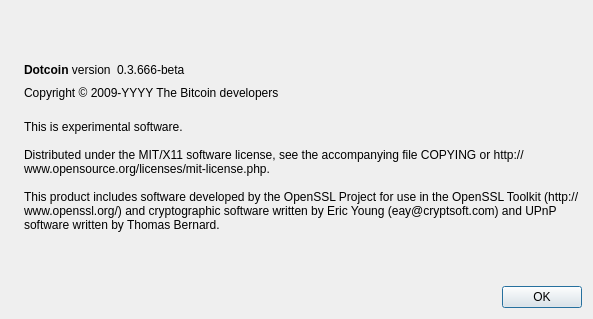
Qt form src/qt/forms/aboutdialog.ui (CryptopiaNZ/DOT) before a commit.
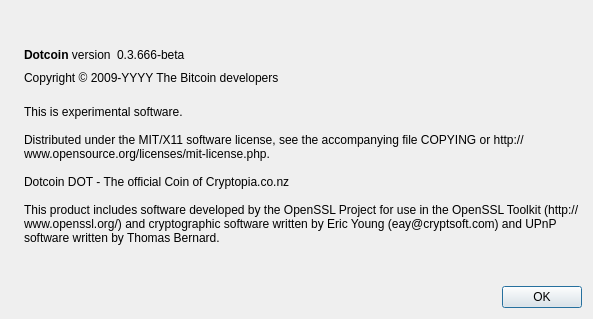
The same form after that commit. Icons and pictures are not drawn.

Patch:
```diff
--- a/src/qt/forms/aboutdialog.ui
+++ b/src/qt/forms/aboutdialog.ui
@@ -112,6 +112,8 @@
 
 Distributed under the MIT/X11 software license, see the accompanying file COPYING or http://www.opensource.org/licenses/mit-license.php.
 
+Dotcoin DOT - The official Coin of Cryptopia.co.nz
+
 This product includes software developed by the OpenSSL Project for use in the OpenSSL Toolkit (http://www.openssl.org/) and cryptographic software written by Eric Young (eay@cryptsoft.com) and UPnP software written by Thomas Bernard.</string>
        </property>
        <property name="wordWrap">
```
